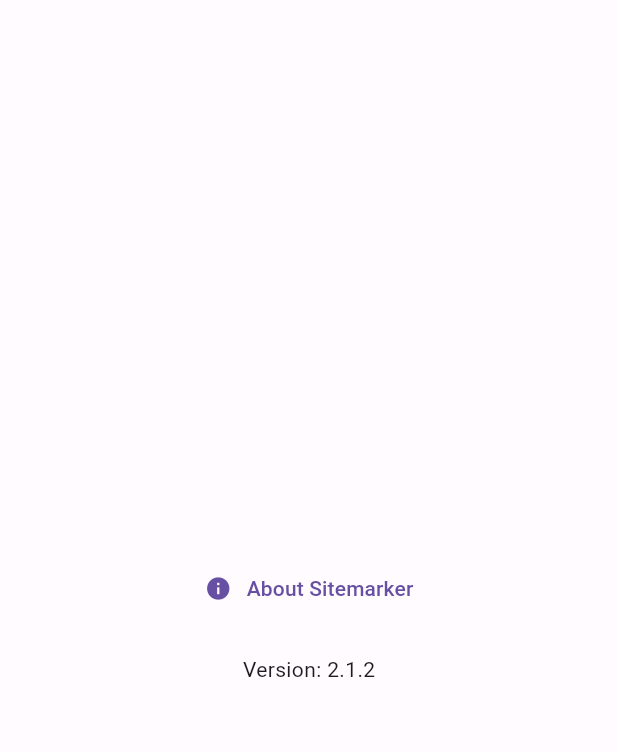
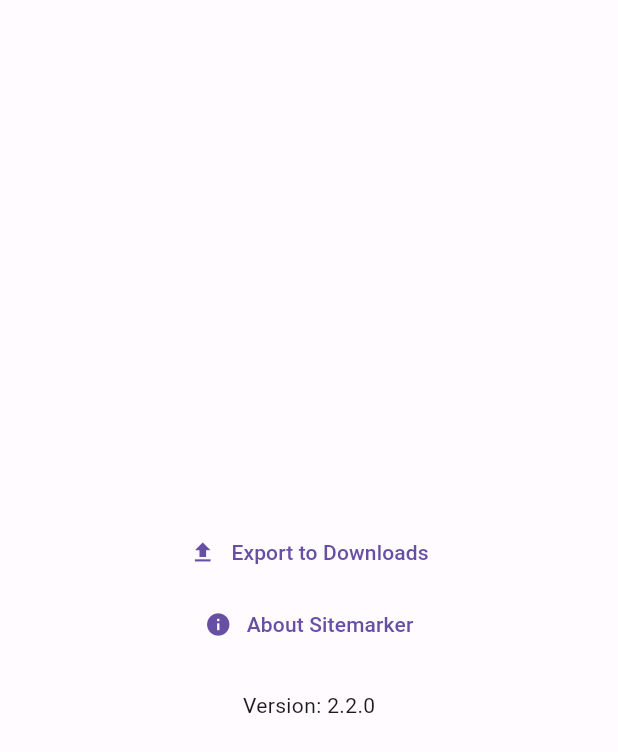
Before and after one commit to aerocyber/sitemarker, a Flutter app: the PageSettings screen opened directly, on a phone screen of 412 x 824 dp. Shown: the top 752 px of the screen. Run offline on Flutter 3.47's test engine with Material 3 defaults, Android fonts, the light colour scheme and no system bars; our stand-ins replace drift, logger, sqlite3_flutter_libs, universal_io, validators; missing offline and left inert: sqlite3; accounts and stored records are empty; generated files the repository leaves out were written again; network calls fail.

Commit message:
Add export functionality, update version

```diff
--- a/lib/main.dart
+++ b/lib/main.dart
@@ -60,7 +60,7 @@
       "https://api.github.com/repos/aerocyber/sitemarker/releases/latest";
 
   void _updateNotify() async {
-    version = '2.1.2';
+    version = '2.2.0';
 
     final Uri url = Uri.parse(updateUrl);
     try {
--- a/lib/operations/sitemarker_data.dart
+++ b/lib/operations/sitemarker_data.dart
@@ -38,9 +38,9 @@
 
   void addRecord(String name, String url, List<String> tags) {
     /// Add a new SitemarkerRecord.
-    if (isValidUrl(url) == false) {
-      throw InvalidUrlError(url);
-    }
+    // if (isValidUrl(url) == false) {
+    //   throw InvalidUrlError(url);
+    // }
     SitemarkerRecord? smr = search(name, url);
     if (smr == null) {
       SitemarkerRecord smrTmp = SitemarkerRecord();
--- a/lib/pages/page_settings.dart
+++ b/lib/pages/page_settings.dart
@@ -1,18 +1,74 @@
 import 'package:flutter/material.dart';
+import 'package:path_provider/path_provider.dart';
+import 'package:provider/provider.dart';
+import 'package:sitemarker/data/data_model.dart';
+import 'package:sitemarker/data/dbrecord_provider.dart';
+import 'package:sitemarker/operations/omio_file.dart';
+import 'package:sitemarker/operations/sitemarker_data.dart' as smd;
+import 'package:intl/intl.dart';
 
-class PageSettings extends StatelessWidget {
+class PageSettings extends StatefulWidget {
   const PageSettings({super.key});
 
-  final String version = '2.1.2'; // TODO: Update version here on release build.
+  @override
+  State<PageSettings> createState() => _PageSettingsState();
+}
 
+class _PageSettingsState extends State<PageSettings> {
+  final String version = '2.2.0';
   @override
   Widget build(BuildContext context) {
-    return Center(
+    return Scaffold(
+      body: Center(
         child: Padding(
           padding: const EdgeInsets.all(10.0),
           child: Column(
             mainAxisAlignment: MainAxisAlignment.center,
             children: <Widget>[
+              Consumer<DBRecordProvider>(builder: (context, value, child) {
+                return TextButton(
+                  onPressed: () async {
+                    final List<SitemarkerRecord> smrecords = value.records;
+                    final outPath = await getDownloadsDirectory();
+                    if (outPath == null) {
+                      if (context.mounted) {
+                        ScaffoldMessenger.of(context).showSnackBar(
+                          const SnackBar(
+                            content: Text('Failed to export records'),
+                          ),
+                        );
+                        return;
+                      }
+                    }
+                    final outputFile =
+                        "${outPath!.path}/export-${DateFormat('yyyy-MM-dd-Hms').format(DateTime.now())}-omio.omio";
+                    final OmioFile omf = OmioFile(outputFile);
+                    smd.SitemarkerRecords smrs = smd.SitemarkerRecords();
+                    for (int i = 0; i < smrecords.length; i++) {
+                      smrs.addRecord(smrecords[i].name, smrecords[i].url,
+                          smrecords[i].tags.split(','));
+                    }
+                    omf.writeToOmioFile(smrs);
+                    if (context.mounted) {
+                      ScaffoldMessenger.of(context).showSnackBar(
+                        SnackBar(
+                          content: Text('Exported to $outputFile  '),
+                        ),
+                      );
+                    }
+                  },
+                  child: const Row(
+                    mainAxisAlignment: MainAxisAlignment.center ,
+                    children: [
+                      Icon(Icons.upload),
+                      SizedBox(
+                        width: 10,
+                      ),
+                      Text('Export to Downloads'),
+                    ],
+                  ),
+                );
+              }),
               TextButton(
                 onPressed: () {
                   showAboutDialog(
@@ -27,7 +83,8 @@
                       RichText(
                         text: TextSpan(
                           style: Theme.of(context).textTheme.bodyMedium,
-                        text: 'Sitemarker is an open source bookmark manager.\n'
+                          text:
+                              'Sitemarker is an open source bookmark manager.\n'
                               'Sitemarker enables management of bookmarks a simple, fun and easy experience.',
                         ),
                       ),
@@ -54,6 +111,7 @@
             ],
           ),
         ),
+      ),
     );
   }
 }
--- a/pubspec.yaml
+++ b/pubspec.yaml
@@ -48,6 +48,7 @@
   http: ^1.2.1
   package_info_plus: ^8.0.0
   validators: ^3.0.0
+  intl: ^0.19.0
 
 
 dev_dependencies:
```
Also changed, not shown: lib/operations/sitemarker_record.dart (+11 -8 lines), pubspec.lock. Lines whose indentation alone changed are shown as unchanged.
